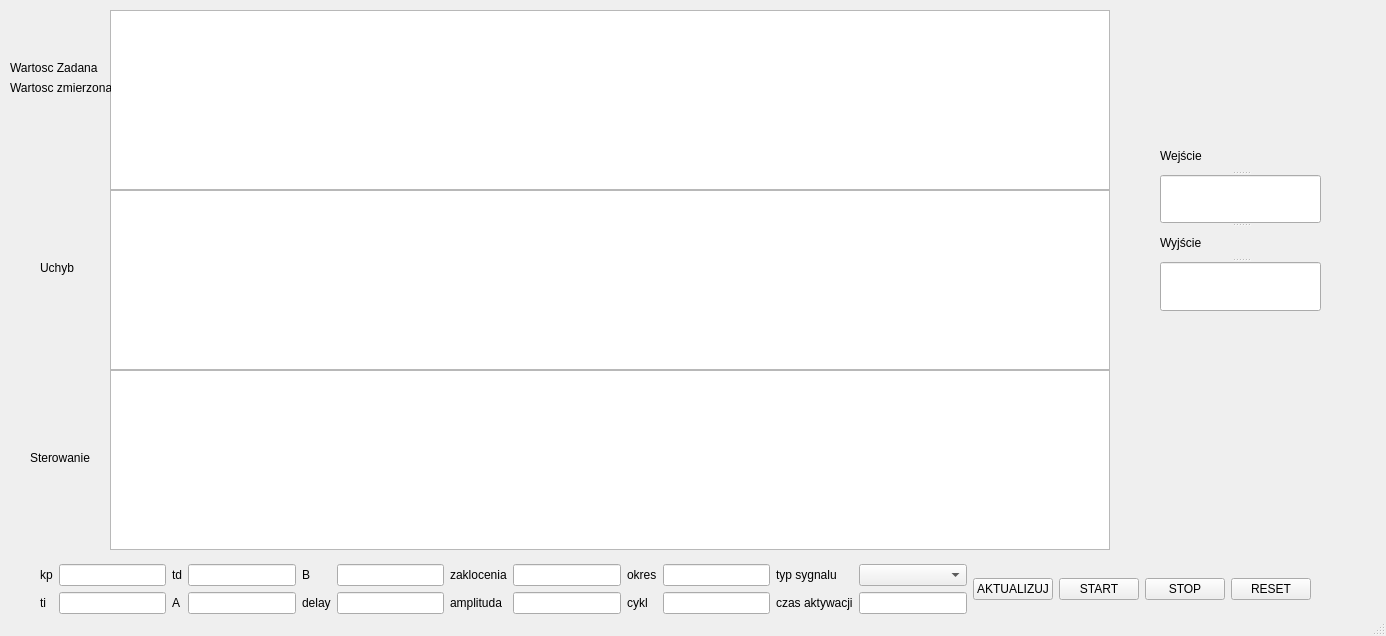
Qt form qt/gui/mainwindow.ui (jakgondzik/PROJEKT_UAR) before a commit.
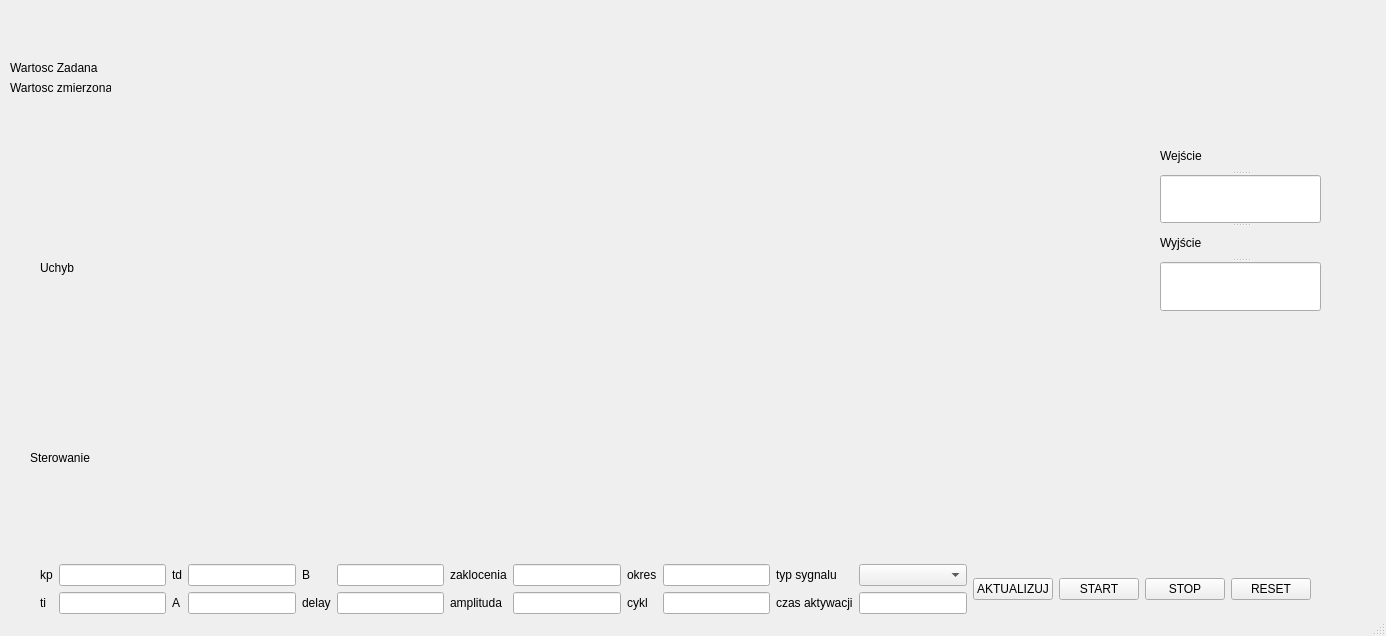
The same form after that commit.

Commit message: Pozbyłem się graphicsview z kodu

Diff of the .ui file:
```diff
--- a/qt/gui/mainwindow.ui
+++ b/qt/gui/mainwindow.ui
@@ -32,26 +32,6 @@
    <string>UAR</string>
   </property>
   <widget class="QWidget" name="centralwidget">
-   <widget class="QGraphicsView" name="graphicsView1">
-    <property name="geometry">
-     <rect>
-      <x>110</x>
-      <y>10</y>
-      <width>1000</width>
-      <height>180</height>
-     </rect>
-    </property>
-   </widget>
-   <widget class="QGraphicsView" name="graphicsView2">
-    <property name="geometry">
-     <rect>
-      <x>110</x>
-      <y>190</y>
-      <width>1000</width>
-      <height>180</height>
-     </rect>
-    </property>
-   </widget>
    <widget class="QWidget" name="layoutWidget">
     <property name="geometry">
      <rect>
@@ -241,16 +221,6 @@
     </widget>
     <widget class="QLineEdit" name="wyjscieLabel"/>
    </widget>
-   <widget class="QGraphicsView" name="graphicsView3">
-    <property name="geometry">
-     <rect>
-      <x>110</x>
-      <y>370</y>
-      <width>1000</width>
-      <height>180</height>
-     </rect>
-    </property>
-   </widget>
    <widget class="QLabel" name="label_15">
     <property name="geometry">
      <rect>
```
The commit also changes 2 other files.
